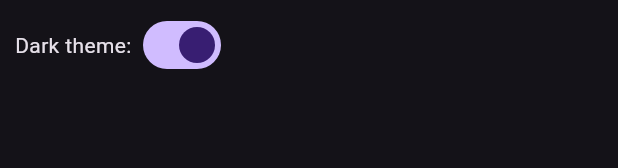
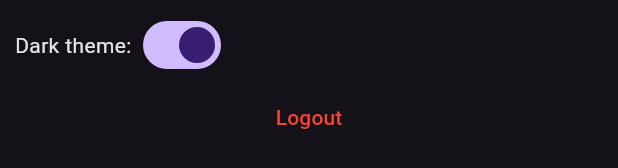
Before and after one commit to moSa963/soundstream-flutter, a Flutter app: the ProfilePage widget shown alone on an empty page, opened directly, on a phone screen of 412 x 824 dp. Shown: the part 606-774 px from the top of the screen. Run offline on Flutter 3.47's test engine with Material 3 defaults, Android fonts, the phone set to English and light mode, and no system bars; our stand-ins replace file_picker, flutter_secure_storage, just_audio; accounts and stored records are empty; network calls fail.

Commit message:
Add LogoutButton widget to ProfilePage

```diff
--- a/lib/pages/profile_page/profile_page.dart
+++ b/lib/pages/profile_page/profile_page.dart
@@ -4,6 +4,7 @@ import 'package:soundstream_flutter/models/user.dart';
 import 'package:soundstream_flutter/pages/page_layout.dart';
 import 'package:soundstream_flutter/pages/user_page/user_page_header.dart';
 import 'package:soundstream_flutter/providers/auth_provider.dart';
+import 'package:soundstream_flutter/widgets/button/logout_button.dart';
 import 'package:soundstream_flutter/widgets/button/update_profile_image_button.dart';
 import 'package:soundstream_flutter/widgets/text_title.dart';
 import 'package:soundstream_flutter/widgets/theme_switch.dart';
@@ -35,6 +36,7 @@ class ProfilePage extends StatelessWidget {
                   ThemeSwitch(),
                 ],
               ),
+              LogoutButton()
             ],
           ),
         ),
```
